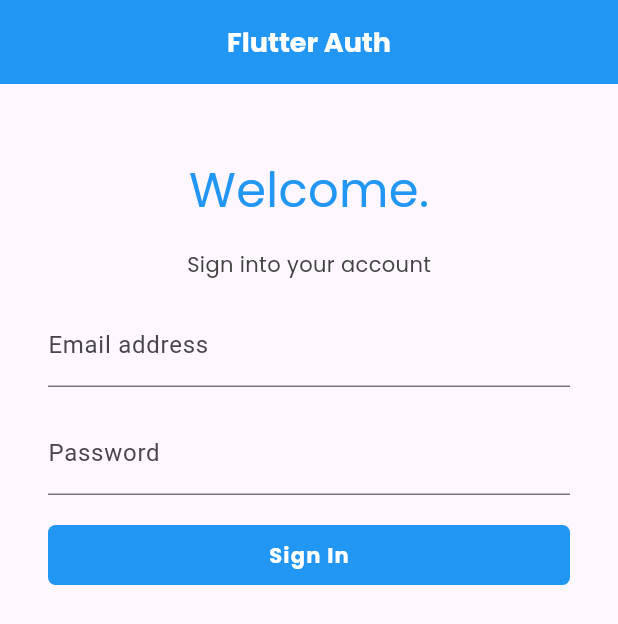
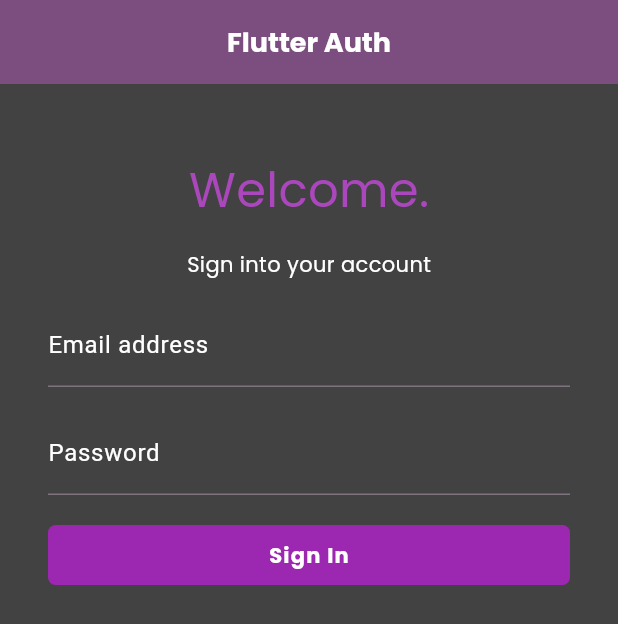
Before and after one commit to jono-rams/inventory_tracker, a Flutter app: the screen it shows after launch, on a phone screen of 412 x 824 dp. Shown: the top 624 px of the screen. Run offline on Flutter 3.47's test engine with Material 3 defaults, Android fonts, the light colour scheme and no system bars; our stand-ins replace cloud_firestore, firebase_auth, firebase_core, flutter_riverpod, google_fonts; accounts and stored records are empty.

Commit message:
Recolor app

```diff
--- a/lib/main.dart
+++ b/lib/main.dart
@@ -29,7 +29,7 @@
     return MaterialApp(
       title: 'Flutter Demo',
       theme: ThemeData(
-        colorScheme: ColorScheme.fromSeed(seedColor: Colors.deepPurple),
+        colorScheme: ColorScheme.fromSeed(seedColor: Colors.purple),
         useMaterial3: true,
       ),
       home: Consumer(builder: (context, ref, child) {
--- a/lib/screens/welcome/sign_in.dart
+++ b/lib/screens/welcome/sign_in.dart
@@ -42,8 +42,15 @@ class _MyWidgetState extends State<SignInForm> {
             TextFormField(
               controller: _emailController,
               keyboardType: TextInputType.emailAddress,
+              cursorColor: Colors.white,
+              style: const TextStyle(
+                color: Colors.white,
+              ),
               decoration: const InputDecoration(
                 labelText: 'Email address',
+                labelStyle: TextStyle(
+                  color: Colors.white,
+                ),
               ),
               validator: (value) {
                 if (value == null || value.isEmpty) {
@@ -63,8 +70,15 @@ class _MyWidgetState extends State<SignInForm> {
             TextFormField(
               controller: _passwordController,
               obscureText: true,
+              cursorColor: Colors.white,
+              style: const TextStyle(
+                color: Colors.white,
+              ),
               decoration: const InputDecoration(
                 labelText: 'Password',
+                labelStyle: TextStyle(
+                  color: Colors.white,
+                ),
               ),
               validator: (value) {
                 if (value == null || value.isEmpty) {
--- a/lib/screens/welcome/welcome.dart
+++ b/lib/screens/welcome/welcome.dart
@@ -10,17 +10,16 @@ class WelcomeScreen extends StatefulWidget {
 }
 
 class _WelcomeScreenState extends State<WelcomeScreen> {
-
   @override
   Widget build(BuildContext context) {
     return Scaffold(
       appBar: AppBar(
         title: const StyledAppBarText('Flutter Auth'),
-        backgroundColor: Colors.blue[500],
+        backgroundColor: Theme.of(context).colorScheme.primary,
         centerTitle: true,
       ),
-      body: SingleChildScrollView(
-        child: Container(
+      body: Container(
+        color: Colors.grey[800],
         padding: const EdgeInsets.symmetric(vertical: 48, horizontal: 16),
         child: const Column(
           crossAxisAlignment: CrossAxisAlignment.center,
@@ -32,7 +31,8 @@ class _WelcomeScreenState extends State<WelcomeScreen> {
                 SignInForm(),
               ],
             )
-                ])),
+          ],
+        ),
       ),
     );
   }
--- a/lib/shared/styled_button.dart
+++ b/lib/shared/styled_button.dart
@@ -11,7 +11,7 @@ class StyledButton extends StatelessWidget {
   Widget build(BuildContext context) {
     return TextButton(
       style: TextButton.styleFrom(
-        backgroundColor: Colors.blue[500],
+        backgroundColor: Colors.purple,
         foregroundColor: Colors.white,
         shape: const RoundedRectangleBorder(
           borderRadius: BorderRadius.all(Radius.circular(5))
--- a/lib/shared/styled_text.dart
+++ b/lib/shared/styled_text.dart
@@ -9,7 +9,7 @@ class StyledBodyText extends StatelessWidget {
   @override
   Widget build(BuildContext context) {
     return Text(text, style: GoogleFonts.poppins(
-        textStyle: TextStyle(color: Colors.grey[800]),
+        textStyle: const TextStyle(color: Colors.white),
       )
     );
   }
@@ -23,7 +23,7 @@ class StyledHeading extends StatelessWidget {
   @override
   Widget build(BuildContext context) {
     return Text(text, style: GoogleFonts.poppins(
-        textStyle: TextStyle(color: Colors.blue[500], fontSize: 32),
+        textStyle: TextStyle(color: Colors.purple[400], fontSize: 32),
       )
     );
   }
```
Also changed, not shown: 1 other file. Lines whose indentation alone changed are shown as unchanged.
